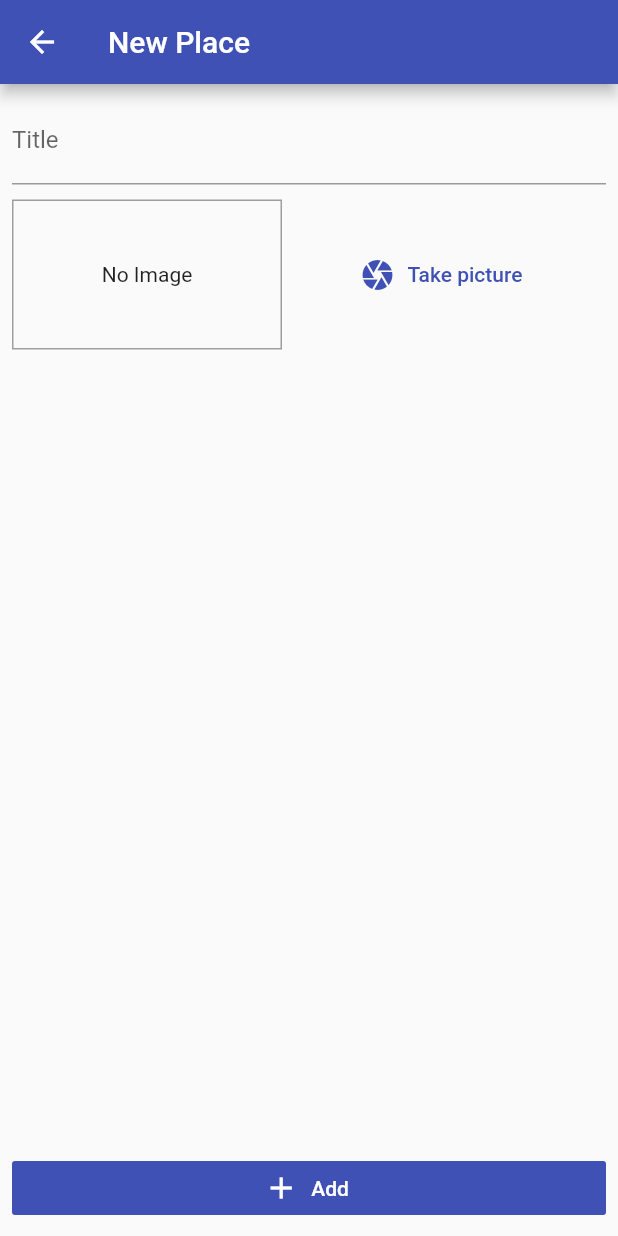
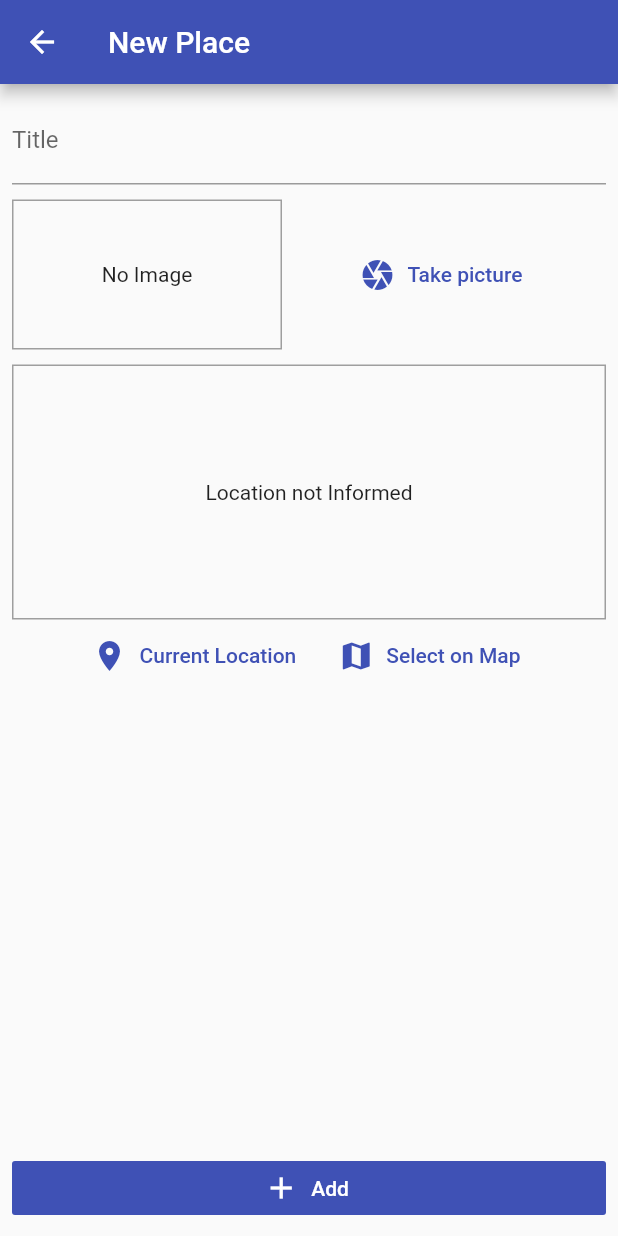
Before and after one commit to diogosequeira94/carbrand-dealer-locator, a Flutter app: the PlaceFormScreen screen opened by its route, on a phone screen of 412 x 824 dp. Run offline on Flutter 3.47's test engine with Material 2 defaults, Android fonts, the phone set to English and light mode, and no system bars; our stand-ins replace image_picker, location, sqflite; accounts and stored records are empty.

Commit message:
added location input widget

```diff
--- a/lib/screens/places_form_screen.dart
+++ b/lib/screens/places_form_screen.dart
@@ -2,6 +2,7 @@ import 'dart:io';
 
 import 'package:car_dealer_service/providers/great_places.dart';
 import 'package:car_dealer_service/widgets/image_input.dart';
+import 'package:car_dealer_service/widgets/location_input.dart';
 import 'package:flutter/material.dart';
 import 'package:provider/provider.dart';
 
@@ -44,6 +45,7 @@ class _PlaceFormScreenState extends State<PlaceFormScreen> {
           crossAxisAlignment: CrossAxisAlignment.stretch,
           children: <Widget>[
             Expanded(
+              child: SingleChildScrollView(
                 child: Column(
                   children: <Widget>[
                     TextField(
@@ -54,7 +56,10 @@ class _PlaceFormScreenState extends State<PlaceFormScreen> {
                     ),
                     SizedBox(height: 10),
                     ImageInput(this._selectImage),
+                    SizedBox(height: 10),
+                    LocationInput(),
                   ],
+                ),
               ),
             ),
             RaisedButton.icon(
--- /dev/null
+++ b/lib/widgets/location_input.dart
@@ -0,0 +1,59 @@
+import 'package:flutter/material.dart';
+import 'package:location/location.dart';
+
+
+class LocationInput extends StatefulWidget {
+  @override
+  _LocationInputState createState() => _LocationInputState();
+}
+
+class _LocationInputState extends State<LocationInput> {
+  String _imageUrlPreview;
+
+  Future<void> _getCurrentLocation() async {
+    final locData = await Location().getLocation();
+    print(locData.latitude);
+    print(locData.longitude);
+  }
+
+  @override
+  Widget build(BuildContext context) {
+    return Column(
+      children: <Widget>[
+        Container(
+          height: 170,
+          width: double.infinity,
+          alignment: Alignment.center,
+          decoration: BoxDecoration(
+            border: Border.all(width: 1, color: Colors.grey,
+            ),
+          ),
+          child: _imageUrlPreview == null
+              ? Text('Location not Informed')
+              : Image.network(
+            _imageUrlPreview,
+            fit: BoxFit.cover,
+            width: double.infinity,
+          ),
+        ),
+        Row(
+          mainAxisAlignment: MainAxisAlignment.center,
+          children: <Widget>[
+            FlatButton.icon(
+                onPressed: () => _getCurrentLocation(),
+                textColor: Theme.of(context).primaryColor,
+                icon: Icon(Icons.location_on),
+                label: Text('Current Location'),
+            ),
+            FlatButton.icon(
+              onPressed: (){},
+              textColor: Theme.of(context).primaryColor,
+              icon: Icon(Icons.map),
+              label: Text('Select on Map'),
+            )
+          ],
+        )
+      ],
+    );
+  }
+}
--- a/pubspec.yaml
+++ b/pubspec.yaml
@@ -28,6 +28,7 @@ dependencies:
   path_provider: ^1.6.11
   path: 1.6.4
   sqflite: ^1.3.1
+  location: ^3.0.2
 
 
   # The following adds the Cupertino Icons font to your application.
```
Also changed, not shown: pubspec.lock. Lines whose indentation alone changed are shown as unchanged.
